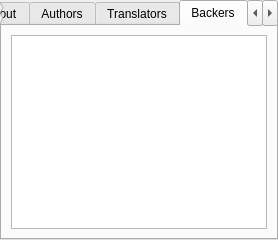
The window that libs/ui/forms/wdgaboutapplication.ui (KDE/krita) describes before a commit, drawn with Qt 5.
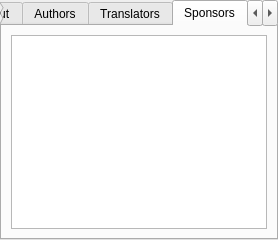
The same window after the commit. The open tabs and pages were chosen to show the change.

Commit message:
Replace the Backers tab with a Sponsors tab
The last kickstarter is a long time ago, and I'm not even sure we
still have permission for all those names. And our sponsors asked
for this.

The png files have been optipng'ed

```diff
--- a/libs/ui/forms/wdgaboutapplication.ui
+++ b/libs/ui/forms/wdgaboutapplication.ui
@@ -63,7 +63,7 @@
      </widget>
      <widget class="QWidget" name="kickstarterTab">
       <attribute name="title">
-       <string>Backers</string>
+       <string>Sponsors</string>
       </attribute>
       <layout class="QVBoxLayout" name="verticalLayout_4">
        <item>
```
Left out of the diff: 5 changed lines with no effect on the pictures. The commit also changes 11 other files.
